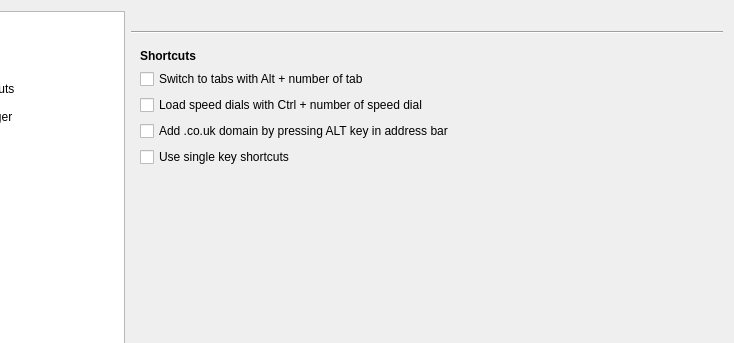
QupZilla/qupzilla, file src/lib/preferences/preferences.ui: the form before one commit; both pictures show x 106 to 840 and y 0 to 343 of the 840 by 554 pixel window.
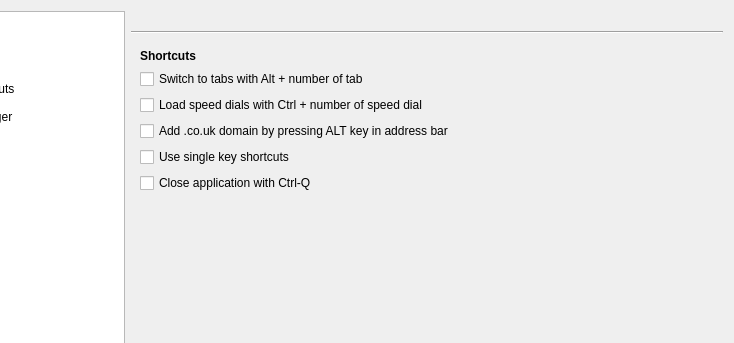
The form after the commit. The open tabs and pages were chosen to show the change. Custom widgets are drawn as their Qt base class.

Commit message:
[Preferences] add option to set Ctrl-Q behaviour (Quit or nothing)
Motivated by #695 which targets broader task, Ctrl-Q behaviour is one
that stands out. Accidentally pressing it instead of Ctrl-W can have
disasterous consequences or is annoying. Other browsers provide either
generic keyboard shortcuts configuration (Opera) or an extension/plugin
to disable the behaviour (FF).

For the record of the usability demand:
https://code.google.com/p/chromium/issues/detail?id=59621
https://bugzilla.mozilla.org/show_bug.cgi?id=550559

```diff
--- a/src/lib/preferences/preferences.ui
+++ b/src/lib/preferences/preferences.ui
@@ -1997,7 +1997,17 @@
              </property>
             </widget>
            </item>
-           <item row="5" column="1">
+           <item row="5" column="0" colspan="2">
+            <widget class="QCheckBox" name="closeAppWithCtrlQ">
+             <property name="toolTip">
+              <string>If unchecked, prevents accidental exit from the application if the Ctrl-W shortcut was intended.</string>
+             </property>
+             <property name="text">
+              <string>Close application with Ctrl-Q</string>
+             </property>
+            </widget>
+           </item>
+           <item row="6" column="1">
             <spacer name="verticalSpacer_13">
              <property name="orientation">
               <enum>Qt::Vertical</enum>
```
The commit also changes 3 other files.
